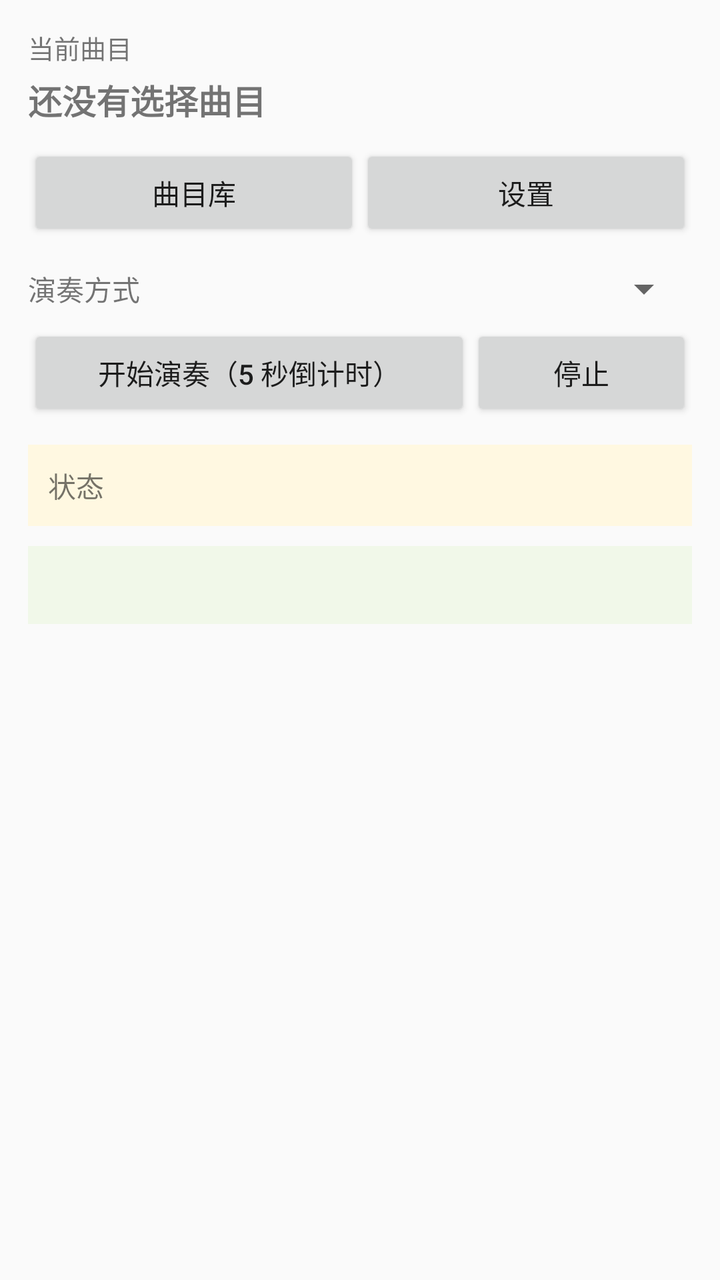
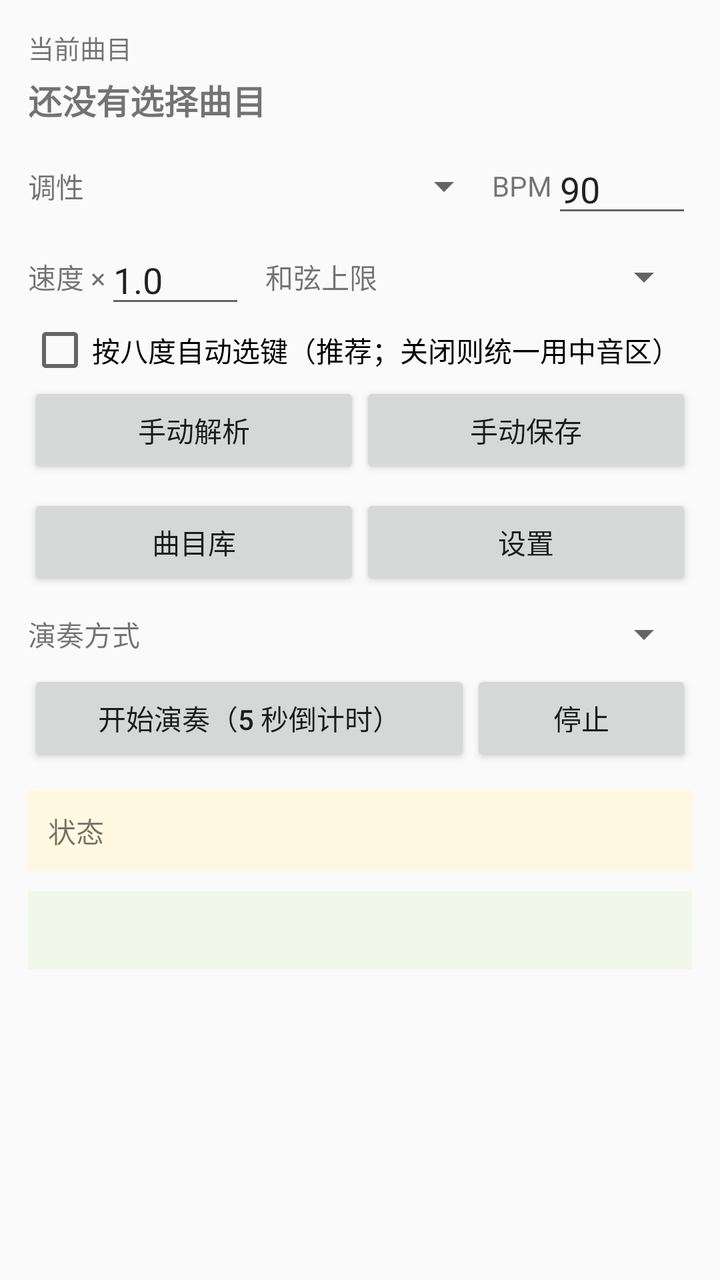

The first picture is an Android layout as it rendered before a commit; the second is the same layout after the commit. The layout source and the unified diff follow.
<!-- AndroidManifest.xml: application theme android:Theme.Material.Light.DarkActionBar -->
<!-- res/layout/activity_main.xml -->
<?xml version="1.0" encoding="utf-8"?>
<ScrollView xmlns:android="http://schemas.android.com/apk/res/android"
    android:layout_width="match_parent"
    android:layout_height="match_parent"
    android:fillViewport="true">

    <LinearLayout
        android:layout_width="match_parent"
        android:layout_height="wrap_content"
        android:orientation="vertical"
        android:padding="14dp">

        <TextView
            android:layout_width="match_parent"
            android:layout_height="wrap_content"
            android:text="当前曲目"
            android:textSize="13sp" />

        <TextView
            android:id="@+id/tv_song"
            android:layout_width="match_parent"
            android:layout_height="wrap_content"
            android:paddingTop="4dp"
            android:text="还没有选择曲目"
            android:textSize="17sp"
            android:textStyle="bold" />

        <LinearLayout
            android:layout_width="match_parent"
            android:layout_height="wrap_content"
            android:layout_marginTop="10dp"
            android:orientation="horizontal">

            <Button
                android:id="@+id/btn_songs"
                android:layout_width="0dp"
                android:layout_height="wrap_content"
                android:layout_weight="1"
                android:text="曲目库" />

            <Button
                android:id="@+id/btn_settings"
                android:layout_width="0dp"
                android:layout_height="wrap_content"
                android:layout_weight="1"
                android:text="设置" />
        </LinearLayout>

        <LinearLayout
            android:layout_width="match_parent"
            android:layout_height="wrap_content"
            android:layout_marginTop="12dp"
            android:gravity="center_vertical"
            android:orientation="horizontal">

            <TextView
                android:layout_width="wrap_content"
                android:layout_height="wrap_content"
                android:text="演奏方式" />

            <Spinner
                android:id="@+id/sp_mode"
                android:layout_width="0dp"
                android:layout_height="wrap_content"
                android:layout_weight="1" />
        </LinearLayout>

        <LinearLayout
            android:layout_width="match_parent"
            android:layout_height="wrap_content"
            android:layout_marginTop="6dp"
            android:orientation="horizontal">

            <Button
                android:id="@+id/btn_play"
                android:layout_width="0dp"
                android:layout_height="wrap_content"
                android:layout_weight="2"
                android:text="开始演奏（5 秒倒计时）" />

            <Button
                android:id="@+id/btn_stop"
                android:layout_width="0dp"
                android:layout_height="wrap_content"
                android:layout_weight="1"
                android:text="停止" />
        </LinearLayout>

        <TextView
            android:id="@+id/tv_status"
            android:layout_width="match_parent"
            android:layout_height="wrap_content"
            android:layout_marginTop="12dp"
            android:background="#FFF8E1"
            android:padding="10dp"
            android:textSize="14sp"
            android:text="状态" />

        <TextView
            android:id="@+id/tv_preview"
            android:layout_width="match_parent"
            android:layout_height="wrap_content"
            android:layout_marginTop="10dp"
            android:background="#F1F8E9"
            android:padding="10dp"
            android:textSize="14sp"
            android:typeface="monospace" />
    </LinearLayout>
</ScrollView>
<!-- resources referenced by this layout -->
<resources>

</resources>

<!-- the commit's change to res/layout/activity_main.xml (unified diff, before → after) -->
@@ -29,6 +29,95 @@
             android:layout_width="match_parent"
             android:layout_height="wrap_content"
             android:layout_marginTop="10dp"
+            android:gravity="center_vertical"
+            android:orientation="horizontal">
+
+            <TextView
+                android:layout_width="wrap_content"
+                android:layout_height="wrap_content"
+                android:text="调性" />
+
+            <Spinner
+                android:id="@+id/sp_key"
+                android:layout_width="0dp"
+                android:layout_height="wrap_content"
+                android:layout_weight="1" />
+
+            <TextView
+                android:layout_width="wrap_content"
+                android:layout_height="wrap_content"
+                android:text="BPM" />
+
+            <EditText
+                android:id="@+id/et_bpm"
+                android:layout_width="70dp"
+                android:layout_height="wrap_content"
+                android:inputType="number"
+                android:text="90" />
+        </LinearLayout>
+
+        <LinearLayout
+            android:layout_width="match_parent"
+            android:layout_height="wrap_content"
+            android:layout_marginTop="4dp"
+            android:gravity="center_vertical"
+            android:orientation="horizontal">
+
+            <TextView
+                android:layout_width="wrap_content"
+                android:layout_height="wrap_content"
+                android:text="速度 ×" />
+
+            <EditText
+                android:id="@+id/et_speed"
+                android:layout_width="70dp"
+                android:layout_height="wrap_content"
+                android:inputType="numberDecimal"
+                android:text="1.0" />
+
+            <TextView
+                android:layout_width="wrap_content"
+                android:layout_height="wrap_content"
+                android:layout_marginStart="10dp"
+                android:text="和弦上限" />
+
+            <Spinner
+                android:id="@+id/sp_chord"
+                android:layout_width="0dp"
+                android:layout_height="wrap_content"
+                android:layout_weight="1" />
+        </LinearLayout>
+
+        <CheckBox
+            android:id="@+id/cb_zero"
+            android:layout_width="match_parent"
+            android:layout_height="wrap_content"
+            android:text="按八度自动选键（推荐；关闭则统一用中音区）" />
+
+        <LinearLayout
+            android:layout_width="match_parent"
+            android:layout_height="wrap_content"
+            android:orientation="horizontal">
+
+            <Button
+                android:id="@+id/btn_reparse"
+                android:layout_width="0dp"
+                android:layout_height="wrap_content"
+                android:layout_weight="1"
+                android:text="手动解析" />
+
+            <Button
+                android:id="@+id/btn_save"
+                android:layout_width="0dp"
+                android:layout_height="wrap_content"
+                android:layout_weight="1"
+                android:text="手动保存" />
+        </LinearLayout>
+
+        <LinearLayout
+            android:layout_width="match_parent"
+            android:layout_height="wrap_content"
+            android:layout_marginTop="8dp"
             android:orientation="horizontal">
 
             <Button
@@ -49,7 +138,7 @@
         <LinearLayout
             android:layout_width="match_parent"
             android:layout_height="wrap_content"
-            android:layout_marginTop="12dp"
+            android:layout_marginTop="10dp"
             android:gravity="center_vertical"
             android:orientation="horizontal">
 
